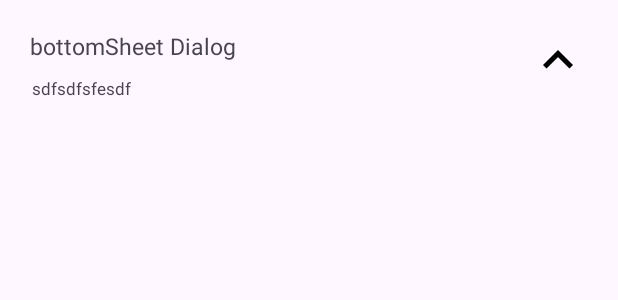
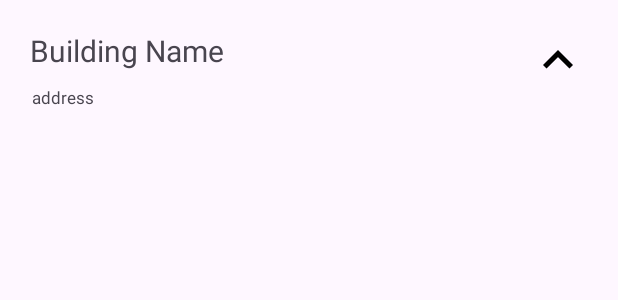
Before and after one commit to r-jiang9/BadgerBuddy, an Android app: the layout fragment_bottom_sheet_dialog.xml on its own in the app's theme, with its tools: preview values and no code run, on a phone screen of 412 x 824 dp. Shown: the top 300 px of the screen. Run offline under Robolectric (Android 15) with nearby library versions, the phone set to English and light mode, and no system bars.

Commit message:
font size update

```diff
--- a/app/src/main/java/com/cs407/badgerbuddy/BuildingFloorListAdapter.java
+++ b/app/src/main/java/com/cs407/badgerbuddy/BuildingFloorListAdapter.java
@@ -14,7 +14,7 @@ import java.util.List;
 public class BuildingFloorListAdapter extends BaseExpandableListAdapter {
 
     private Context context;
-    private List<String> listDataHeader; // 그룹 항목
+    private List<String> listDataHeader;
     private HashMap<String, Integer> listDataChild;
 
     public BuildingFloorListAdapter(Context context, List<String> listDataHeader,
@@ -31,7 +31,7 @@ public class BuildingFloorListAdapter extends BaseExpandableListAdapter {
 
     @Override
     public int getChildrenCount(int groupPosition) {
-        return 1; // 각 그룹당 하나의 하위 항목만 있음
+        return 1;
     }
 
     @Override
--- a/app/src/main/java/com/cs407/badgerbuddy/MainActivity.java
+++ b/app/src/main/java/com/cs407/badgerbuddy/MainActivity.java
@@ -166,7 +166,7 @@ public class MainActivity extends AppCompatActivity implements OnMapReadyCallbac
         }
     }
 
-    // 지속적으로 내 위치 업데이트 하기 위한 함수 : 앱 리소스 낭비가 있음.
+
     private void startLocationUpdates() {
         LocationRequest locationRequest = new LocationRequest.Builder(Priority.PRIORITY_HIGH_ACCURACY, 5000)
                 .setWaitForAccurateLocation(false)
--- a/app/src/main/res/layout/fragment_bottom_sheet_dialog.xml
+++ b/app/src/main/res/layout/fragment_bottom_sheet_dialog.xml
@@ -13,8 +13,8 @@
         android:id="@+id/tv_title"
         android:layout_width="wrap_content"
         android:layout_height="wrap_content"
-        android:text="bottomSheet Dialog"
-        android:textSize="15sp"
+        android:text="Building Name"
+        android:textSize="20sp"
         android:layout_marginTop="20dp"
         android:layout_marginStart="20dp"
         app:layout_constraintStart_toStartOf="parent"
@@ -24,7 +24,7 @@
         android:id="@+id/tv_address"
         android:layout_width="wrap_content"
         android:layout_height="wrap_content"
-        android:text="sdfsdfsfesdf"
+        android:text="address"
         android:textSize="11sp"
         android:paddingBottom="40dp"
         android:layout_marginTop="10dp"
```
Also changed, not shown: app/src/main/java/com/cs407/badgerbuddy/BuildingFloorActivity.java (+4 -4 lines).
